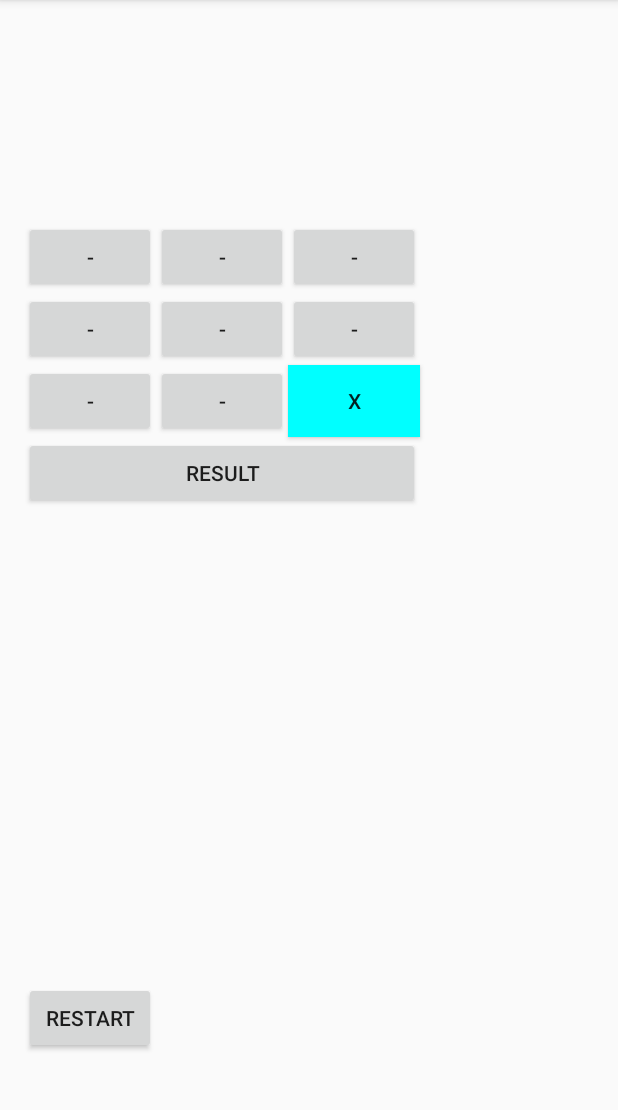
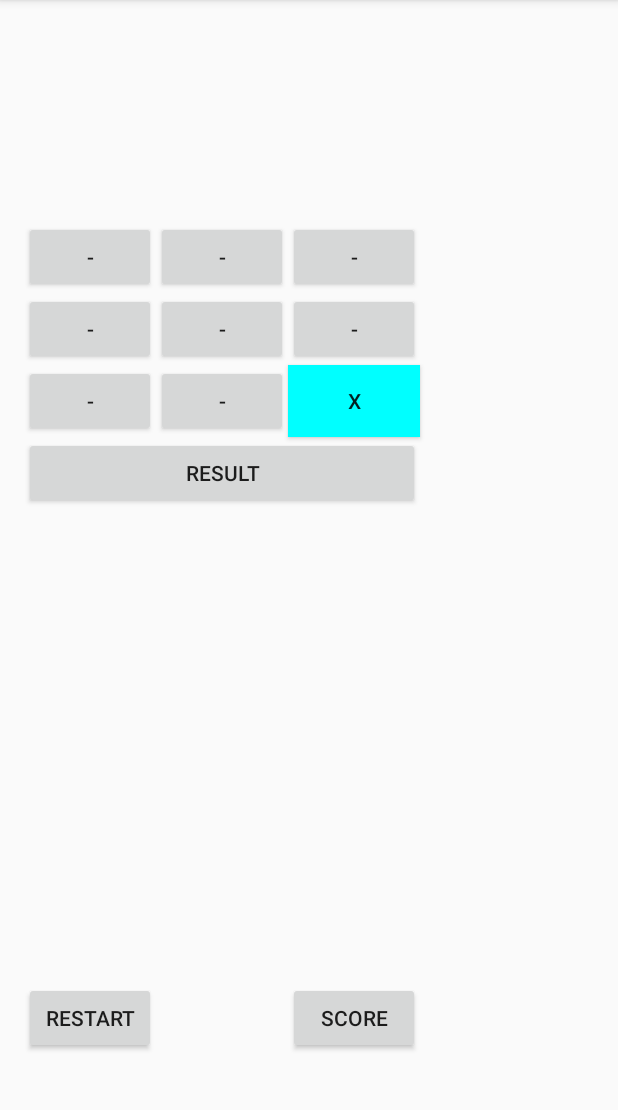
Before and after one commit to topson/repos_nr3, an Android app: the TickTackToe screen opened directly, with no data from a screen before it, after a tap on "RESULT", on a phone screen of 412 x 824 dp, the part 84-1194 px from its top. Run offline under Robolectric (Android 15) with nearby library versions, the phone set to English and light mode, and no system bars; 5 statements that could not run were skipped.

```diff
--- a/app/src/main/java/com/example/tschumacher/myfirstapp/ButtonText.java
+++ b/app/src/main/java/com/example/tschumacher/myfirstapp/ButtonText.java
@@ -5,45 +5,23 @@ package com.example.tschumacher.myfirstapp;
  */
 
 class ButtonText extends TickTackToe {
-    public enum Player{
-        PLAYER1, PLAYER2
-    }
-
-    Player plyr;
-
     int player;
 
-    public Player getPlyr(Player plyr){
-        this.plyr = plyr;
-        if ( myArr[counter % 2].equals("X")){
-            plyr = Player.PLAYER1;
-        }
-        else {
-            plyr = Player.PLAYER2;
-        }
-        return plyr;
-    }
-
     protected void clickMe (){
-        /*if ( myArr[counter % 2].equals("X") ) {
+        if ( 0 == counter % 2 ) {
             player = 1;
         } else {
-            player = 2;
-        }*/
-        plyr = getPlyr(plyr);
-        if ( plyr == Player.PLAYER1 ){
-            player = 1;
-        }
-        else {
             player = 2;
         }
 
         counter++;
         if (9 == counter) {
-            winner = 3;
-        } else {
             CheckMove checkMove = new CheckMove();
-            winner = checkMove.checking(board, player);
+            if (0 == checkMove.checking(board, player)) {
+                winner = 3;
+            } else {
+                winner = checkMove.checking(board, player);
+            }
         }
     }
 }
--- a/app/src/main/java/com/example/tschumacher/myfirstapp/TickTackToe.java
+++ b/app/src/main/java/com/example/tschumacher/myfirstapp/TickTackToe.java
@@ -10,6 +10,7 @@ import android.view.View;
 import android.widget.Button;
 
 public class TickTackToe extends AppCompatActivity {
+    static int gameCount = 0;
     static int counter;
     static int winner;
     static String[][] board = new String[3][3];
@@ -25,7 +26,7 @@ public class TickTackToe extends AppCompatActivity {
 
     protected void onStart() {
         super.onStart();
-
+        gameCount++;
         for (int k = 0; k < 3; k++) {
             for (int m = 0; m < 3; m++) {
                 board[k][m] = "-";
@@ -112,7 +113,8 @@ public class TickTackToe extends AppCompatActivity {
         }
     }
 
-    public void restart ( View view ){
+    public void restart ( View view) {
         onStart();
     }
+
 }
--- a/app/src/main/res/layout/activity_tick_tack_toe.xml
+++ b/app/src/main/res/layout/activity_tick_tack_toe.xml
@@ -121,4 +121,14 @@
         android:layout_marginBottom="49dp"
         android:onClick="restart" />
 
+    <Button
+        android:layout_width="wrap_content"
+        android:layout_height="wrap_content"
+        android:text="Score"
+        android:id="@+id/score_button"
+        android:layout_alignTop="@+id/restart"
+        android:layout_alignRight="@+id/button9"
+        android:layout_alignEnd="@+id/button9"
+        android:onClick="showScore"/>
+
 </RelativeLayout>
```
